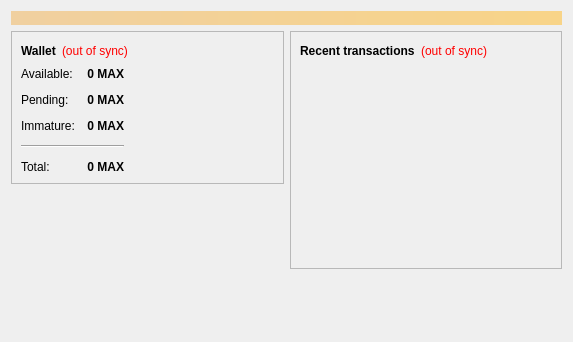
Before: the Qt Designer form src/qt/forms/overviewpage.ui in Max-Coin/maxcoin-dev-staging, drawn with Qt 5.
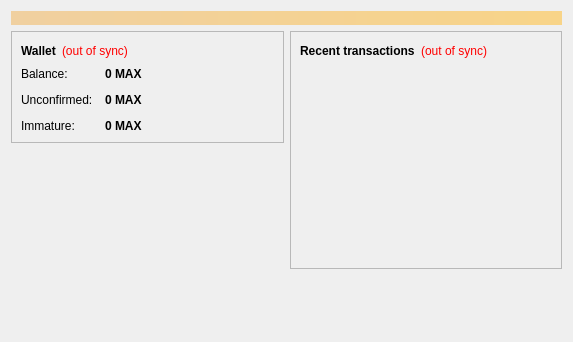
After: the same form once the commit is applied.

Patch:
```diff
--- a/src/qt/forms/overviewpage.ui
+++ b/src/qt/forms/overviewpage.ui
@@ -90,8 +90,6 @@
            </layout>
           </item>
           <item>
-          <layout class="QHBoxLayout" name="horizontalLayout_3">
-           <item>
            <layout class="QFormLayout" name="formLayout_2">
             <property name="fieldGrowthPolicy">
              <enum>QFormLayout::AllNonFixedFieldsGrow</enum>
@@ -105,7 +103,7 @@
             <item row="0" column="0">
              <widget class="QLabel" name="label">
               <property name="text">
-               <string>Available:</string>
+               <string>Balance:</string>
               </property>
              </widget>
             </item>
@@ -126,9 +124,6 @@
               <property name="text">
                <string notr="true">0 MAX</string>
               </property>
-              <property name="alignment">
-               <set>Qt::AlignRight|Qt::AlignTrailing|Qt::AlignVCenter</set>
-              </property>
               <property name="textInteractionFlags">
                <set>Qt::LinksAccessibleByMouse|Qt::TextSelectableByKeyboard|Qt::TextSelectableByMouse</set>
               </property>
@@ -137,7 +132,7 @@
             <item row="1" column="0">
              <widget class="QLabel" name="label_3">
               <property name="text">
-               <string>Pending:</string>
+               <string>Unconfirmed:</string>
               </property>
              </widget>
             </item>
@@ -158,9 +153,6 @@
               <property name="text">
                <string notr="true">0 MAX</string>
               </property>
-              <property name="alignment">
-               <set>Qt::AlignRight|Qt::AlignTrailing|Qt::AlignVCenter</set>
-              </property>
               <property name="textInteractionFlags">
                <set>Qt::LinksAccessibleByMouse|Qt::TextSelectableByKeyboard|Qt::TextSelectableByMouse</set>
               </property>
@@ -187,67 +179,10 @@
               <property name="text">
                <string notr="true">0 MAX</string>
               </property>
-              <property name="alignment">
-               <set>Qt::AlignRight|Qt::AlignTrailing|Qt::AlignVCenter</set>
-              </property>
               <property name="textInteractionFlags">
                <set>Qt::LinksAccessibleByMouse|Qt::TextSelectableByKeyboard|Qt::TextSelectableByMouse</set>
               </property>
              </widget>
-            </item>
-            <item row="4" column="0">
-             <widget class="QLabel" name="labelTotalText">
-              <property name="text">
-               <string>Total:</string>
-              </property>
-             </widget>
-            </item>
-            <item row="4" column="1">
-             <widget class="QLabel" name="labelTotal">
-              <property name="font">
-               <font>
-                <weight>75</weight>
-                <bold>true</bold>
-               </font>
-              </property>
-              <property name="cursor">
-               <cursorShape>IBeamCursor</cursorShape>
-              </property>
-              <property name="toolTip">
-               <string>Your current total balance</string>
-              </property>
-              <property name="text">
-               <string notr="true">0 MAX</string>
-              </property>
-              <property name="alignment">
-               <set>Qt::AlignRight|Qt::AlignTrailing|Qt::AlignVCenter</set>
-              </property>
-              <property name="textInteractionFlags">
-               <set>Qt::LinksAccessibleByMouse|Qt::TextSelectableByKeyboard|Qt::TextSelectableByMouse</set>
-              </property>
-             </widget>
-            </item>
-            <item row="3" column="0" colspan="2">
-             <widget class="Line" name="line">
-              <property name="orientation">
-               <enum>Qt::Horizontal</enum>
-              </property>
-             </widget>
-            </item>
-           </layout>
-          </item>
-            <item>
-             <spacer name="horizontalSpacer_3">
-              <property name="orientation">
-               <enum>Qt::Horizontal</enum>
-              </property>
-              <property name="sizeHint" stdset="0">
-               <size>
-                <width>40</width>
-                <height>20</height>
-               </size>
-              </property>
-             </spacer>
             </item>
            </layout>
           </item>
```
Left out of the diff: 8 changed lines with no effect on the pictures.
